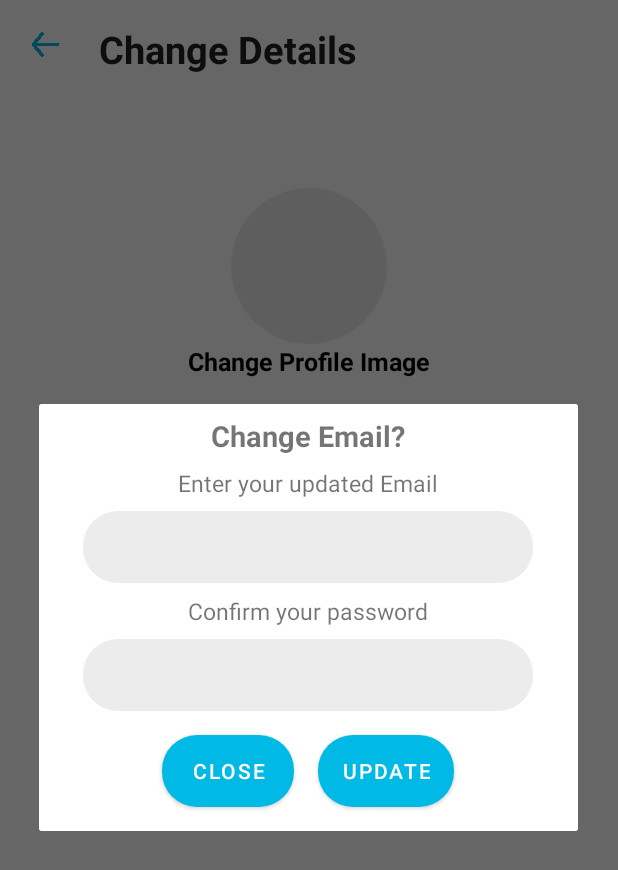
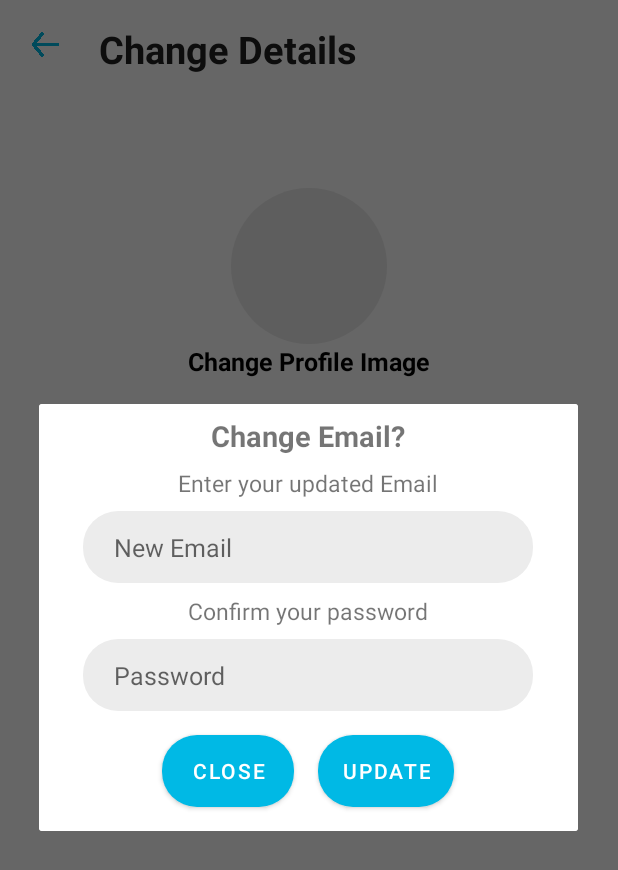
Before and after one commit to Idii1114/MCC-Chat-App, an Android app: the ChangeDetailsActivity screen opened directly, with no data from a screen before it, after a tap on "Change Email", on a phone screen of 412 x 824 dp. Shown: the top 870 px of the screen. Run offline under Robolectric (Android 15) with nearby library versions, the phone set to English and light mode, and no system bars; our stand-ins replace Firebase (no records; nobody signed in at launch, a user with empty details on screens opened directly), sdp/ssp sizes; plain views replace RoundedImageView; pictures from the network do not load; 2 statements that could not run were skipped.

Commit message:
Problems/warnings reduced and Errors gone

```diff
--- a/app/src/main/res/layout/activity_sign_in.xml
+++ b/app/src/main/res/layout/activity_sign_in.xml
@@ -90,7 +90,8 @@
                 android:paddingEnd="@dimen/_16ssp"
                 android:textColor="@color/primary_text"
                 android:textColorHint="#546E7A"
-                android:textSize="@dimen/_12ssp" />
+                android:textSize="@dimen/_12ssp"
+                tools:ignore="SpeakableTextPresentCheck" />
 
         </com.google.android.material.textfield.TextInputLayout>
 
--- a/app/src/main/res/layout/activity_sign_up.xml
+++ b/app/src/main/res/layout/activity_sign_up.xml
@@ -67,7 +67,7 @@
             android:hint="@string/name"
             android:imeOptions="actionNext"
             android:importantForAutofill="no"
-            android:inputType="textEmailAddress"
+            android:inputType="text"
             android:paddingStart="@dimen/_16ssp"
             android:paddingEnd="@dimen/_16ssp"
             android:textColor="@color/primary_text"
@@ -101,7 +101,7 @@
             android:hint="@string/phone_number"
             android:imeOptions="actionNext"
             android:importantForAutofill="no"
-            android:inputType="textEmailAddress"
+            android:inputType="text"
             android:paddingStart="@dimen/_16ssp"
             android:paddingEnd="@dimen/_16ssp"
             android:textColor="@color/primary_text"
--- a/app/src/main/res/layout/dialog_change_email.xml
+++ b/app/src/main/res/layout/dialog_change_email.xml
@@ -19,7 +19,7 @@
             android:layout_width="wrap_content"
             android:layout_height="wrap_content"
             android:layout_marginTop="8dp"
-            android:text="Change Email?"
+            android:text="@string/email_change"
             android:textSize="@dimen/_15ssp"
             android:textStyle="bold" />
 
@@ -27,8 +27,8 @@
             android:layout_width="wrap_content"
             android:layout_height="wrap_content"
             android:layout_marginTop="8dp"
-            android:text="Enter your updated Email"
-            android:textSize="15dp" />
+            android:text="@string/enter_your_updated_email"
+            android:textSize="15sp" />
 
         <EditText
             android:id="@+id/input_email"
@@ -37,7 +37,8 @@
             android:layout_gravity="center"
             android:layout_marginTop="08dp"
             android:background="@drawable/background_search"
-            android:inputType="text"
+            android:hint="@string/new_email"
+            android:inputType="textEmailAddress"
             android:paddingStart="@dimen/_16ssp"
             android:paddingEnd="@dimen/_16ssp"
             android:textColor="@color/primary_text"
@@ -47,8 +48,8 @@
             android:layout_width="wrap_content"
             android:layout_height="wrap_content"
             android:layout_marginTop="8dp"
-            android:text="Confirm your password"
-            android:textSize="15dp" />
+            android:text="@string/confirm_your_password"
+            android:textSize="15sp" />
 
         <EditText
             android:id="@+id/input_password"
@@ -57,6 +58,7 @@
             android:layout_gravity="center"
             android:layout_marginTop="08dp"
             android:background="@drawable/background_search"
+            android:hint="@string/password"
             android:inputType="textPassword"
             android:paddingStart="@dimen/_16ssp"
             android:paddingEnd="@dimen/_16ssp"
@@ -76,7 +78,7 @@
                 android:layout_height="wrap_content"
                 android:layout_margin="8dp"
                 android:background="@drawable/background_search"
-                android:text="Close" />
+                android:text="@string/close" />
 
             <Button
                 android:id="@+id/button_update"
@@ -84,7 +86,7 @@
                 android:layout_height="wrap_content"
                 android:layout_margin="8dp"
                 android:background="@drawable/background_search"
-                android:text="Update" />
+                android:text="@string/update" />
 
         </LinearLayout>
 
--- a/app/src/main/res/values/strings.xml
+++ b/app/src/main/res/values/strings.xml
@@ -48,4 +48,26 @@
     <string name="call">Call</string>
     <string name="sms_icon">SMS Icon</string>
     <string name="sms">SMS</string>
+    <string name="search">Search</string>
+    <string name="new_email">New Email</string>
+    <string name="email_change">Change Email?</string>
+    <string name="enter_your_updated_email">Enter your updated Email</string>
+    <string name="confirm_your_password">Confirm your password</string>
+    <string name="close">Close</string>
+    <string name="update">Update</string>
+    <string name="name_change">Change Name?</string>
+    <string name="enter_your_updated_name">Enter your updated Name</string>
+    <string name="new_name">New name</string>
+    <string name="password_change">Change Password?</string>
+    <string name="enter_your_old_password">Enter your Old Password</string>
+    <string name="enter_your_new_password">Enter your New Password</string>
+    <string name="new_password">New Password</string>
+    <string name="old_password">Old Password</string>
+    <string name="change_number">Change Phone Number?</string>
+    <string name="enter_your_updated_phone_number">Enter your updated Phone Number</string>
+    <string name="new_phone_number">New Phone Number</string>
+    <string name="enter_your_password">Enter your Password</string>
+    <string name="group_list">Group List</string>
+    <string name="messages">Messages</string>
+    <string name="user_list">User List</string>
 </resources>
```
Also changed, not shown: app/src/main/res/layout/activity_users.xml (+4 -3 lines), app/src/main/res/layout/dialog_change_name.xml (+7 -6 lines), app/src/main/res/layout/dialog_change_password.xml (+15 -12 lines), app/src/main/res/layout/dialog_change_phone_number.xml (+7 -6 lines), app/src/main/res/layout/dialog_confirm_password.xml (+7 -6 lines), app/src/main/res/layout/fragment_group_list.xml (+5 -5 lines), app/src/main/res/layout/fragment_messages.xml (+5 -5 lines), app/src/main/res/layout/fragment_user_list.xml (+5 -5 lines).
